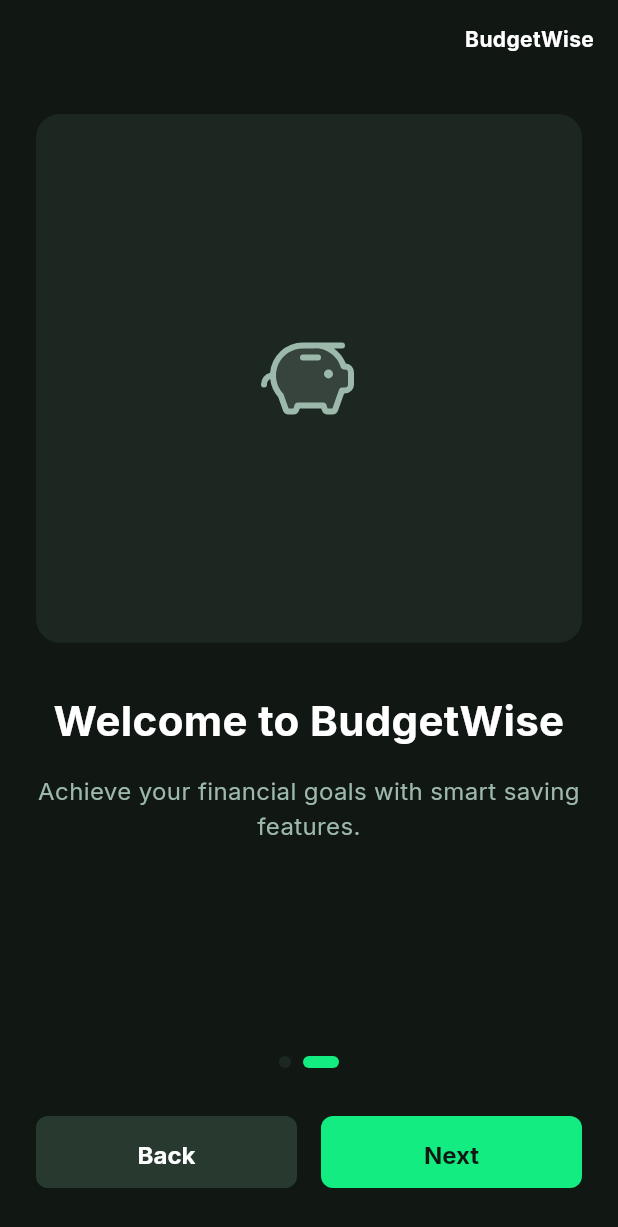
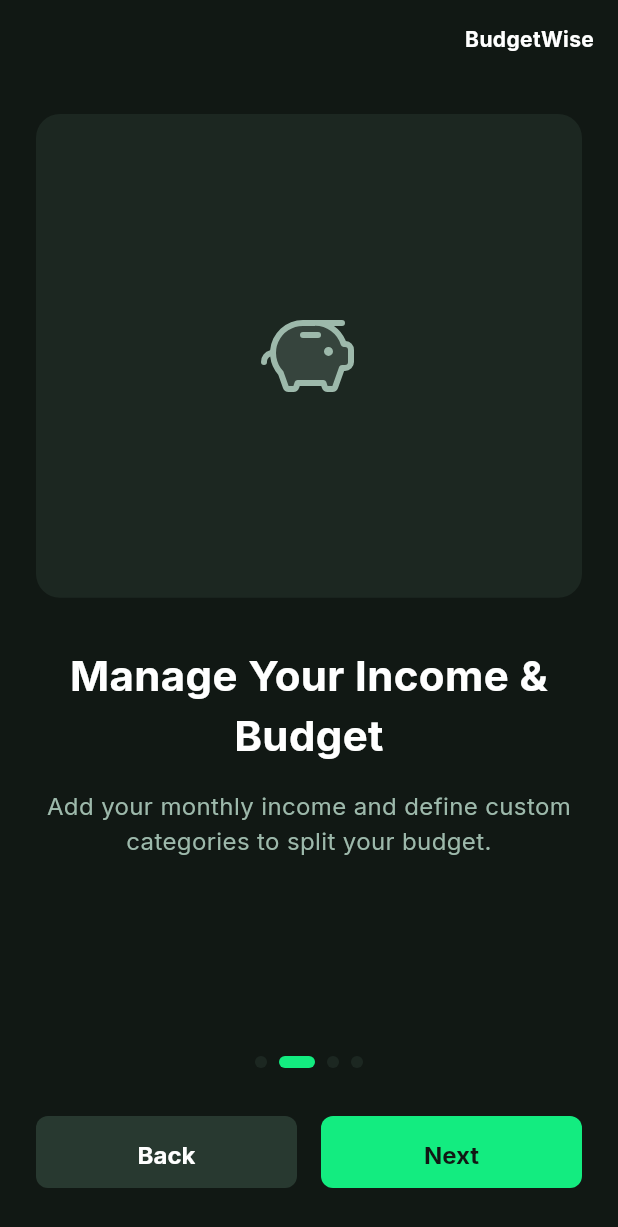
Before and after one commit to OmarAdel10/budget_wise, a Flutter app: the screen it shows after launch, after a tap on "Get Started", on a phone screen of 412 x 824 dp. Shown: the top 1227 px of the screen. Run offline on Flutter 3.47's test engine with Material 3 defaults, Android fonts, the phone set to English and light mode, and no system bars; our stand-ins replace google_fonts, phosphor_flutter.

Commit message:
feat: added income setup and category selection to onboarding

```diff
--- a/lib/l10n/app_en.arb
+++ b/lib/l10n/app_en.arb
@@ -50,9 +50,33 @@
   "notes": "Notes (optional)",
   "category": "Category",
   "onboardingTitle1": "Welcome to BudgetWise",
+  "onboardingTitle2": "Manage Your Income & Budget",
   "onboardingDesc1": "Take control of your finances with BudgetWise. Track your income, expenses, and savings effortlessly.",
-  "onboardingDesc2": "Achieve your financial goals with smart saving features.",
+  "onboardingDesc2": "Add your monthly income and define custom categories to split your budget.",
   "getStarted": "Get Started",
   "back": "Back",
-  "next": "Next"
+  "next": "Next",
+  "incomeSetupTitle": "Financial Profile",
+  "incomeSetupDesc": "Let's set up your income profile.",
+  "incomeAmountLabel": "Monthly Income",
+  "incomeSourceLabel": "Income Source",
+  "sourceWork": "Work",
+  "sourcePersonal": "Personal",
+  "sourceFreelance": "Freelance",
+  "sourceOther": "Other",
+  "categorySelectionTitle": "Select Categories",
+  "categorySelectionDesc": "Choose at least 3 categories to track.",
+  "errorSelectCategories": "Please select at least 3 categories.",
+  "catSmoking": "Smoking",
+  "catEating": "Eating",
+  "catTransport": "Transporting",
+  "catUtils": "Utilities",
+  "catDebts": "Debts",
+  "catInvestments": "Investments",
+  "catMobile": "Mobile Recharge",
+  "catRent": "Rent",
+  "catHealth": "Healthcare",
+  "catEntertainment": "Entertainment",
+  "catEducation": "Education",
+  "catGroceries": "Groceries"
 }
--- a/lib/l10n/app_localizations.dart
+++ b/lib/l10n/app_localizations.dart
@@ -380,6 +380,12 @@
   /// **'Welcome to BudgetWise'**
   String get onboardingTitle1;
 
+  /// No description provided for @onboardingTitle2.
+  ///
+  /// In en, this message translates to:
+  /// **'Manage Your Income & Budget'**
+  String get onboardingTitle2;
+
   /// No description provided for @onboardingDesc1.
   ///
   /// In en, this message translates to:
@@ -389,7 +395,7 @@
   /// No description provided for @onboardingDesc2.
   ///
   /// In en, this message translates to:
-  /// **'Achieve your financial goals with smart saving features.'**
+  /// **'Add your monthly income and define custom categories to split your budget.'**
   String get onboardingDesc2;
 
   /// No description provided for @getStarted.
@@ -409,6 +415,144 @@
   /// In en, this message translates to:
   /// **'Next'**
   String get next;
+
+  /// No description provided for @incomeSetupTitle.
+  ///
+  /// In en, this message translates to:
+  /// **'Financial Profile'**
+  String get incomeSetupTitle;
+
+  /// No description provided for @incomeSetupDesc.
+  ///
+  /// In en, this message translates to:
+  /// **'Let\'s set up your income profile.'**
+  String get incomeSetupDesc;
+
+  /// No description provided for @incomeAmountLabel.
+  ///
+  /// In en, this message translates to:
+  /// **'Monthly Income'**
+  String get incomeAmountLabel;
+
+  /// No description provided for @incomeSourceLabel.
+  ///
+  /// In en, this message translates to:
+  /// **'Income Source'**
+  String get incomeSourceLabel;
+
+  /// No description provided for @sourceWork.
+  ///
+  /// In en, this message translates to:
+  /// **'Work'**
+  String get sourceWork;
+
+  /// No description provided for @sourcePersonal.
+  ///
+  /// In en, this message translates to:
+  /// **'Personal'**
+  String get sourcePersonal;
+
+  /// No description provided for @sourceFreelance.
+  ///
+  /// In en, this message translates to:
+  /// **'Freelance'**
+  String get sourceFreelance;
+
+  /// No description provided for @sourceOther.
+  ///
+  /// In en, this message translates to:
+  /// **'Other'**
+  String get sourceOther;
+
+  /// No description provided for @categorySelectionTitle.
+  ///
+  /// In en, this message translates to:
+  /// **'Select Categories'**
+  String get categorySelectionTitle;
+
+  /// No description provided for @categorySelectionDesc.
+  ///
+  /// In en, this message translates to:
+  /// **'Choose at least 3 categories to track.'**
+  String get categorySelectionDesc;
+
+  /// No description provided for @errorSelectCategories.
+  ///
+  /// In en, this message translates to:
+  /// **'Please select at least 3 categories.'**
+  String get errorSelectCategories;
+
+  /// No description provided for @catSmoking.
+  ///
+  /// In en, this message translates to:
+  /// **'Smoking'**
+  String get catSmoking;
+
+  /// No description provided for @catEating.
+  ///
+  /// In en, this message translates to:
+  /// **'Eating'**
+  String get catEating;
+
+  /// No description provided for @catTransport.
+  ///
+  /// In en, this message translates to:
+  /// **'Transporting'**
+  String get catTransport;
+
+  /// No description provided for @catUtils.
+  ///
+  /// In en, this message translates to:
+  /// **'Utilities'**
+  String get catUtils;
+
+  /// No description provided for @catDebts.
+  ///
+  /// In en, this message translates to:
+  /// **'Debts'**
+  String get catDebts;
+
+  /// No description provided for @catInvestments.
+  ///
+  /// In en, this message translates to:
+  /// **'Investments'**
+  String get catInvestments;
+
+  /// No description provided for @catMobile.
+  ///
+  /// In en, this message translates to:
+  /// **'Mobile Recharge'**
+  String get catMobile;
+
+  /// No description provided for @catRent.
+  ///
+  /// In en, this message translates to:
+  /// **'Rent'**
+  String get catRent;
+
+  /// No description provided for @catHealth.
+  ///
+  /// In en, this message translates to:
+  /// **'Healthcare'**
+  String get catHealth;
+
+  /// No description provided for @catEntertainment.
+  ///
+  /// In en, this message translates to:
+  /// **'Entertainment'**
+  String get catEntertainment;
+
+  /// No description provided for @catEducation.
+  ///
+  /// In en, this message translates to:
+  /// **'Education'**
+  String get catEducation;
+
+  /// No description provided for @catGroceries.
+  ///
+  /// In en, this message translates to:
+  /// **'Groceries'**
+  String get catGroceries;
 }
 
 class _AppLocalizationsDelegate
--- a/lib/onboarding/view/screens/onboarding_screen.dart
+++ b/lib/onboarding/view/screens/onboarding_screen.dart
@@ -6,6 +6,8 @@
 import '../../../shared/widgets/custom_button.dart';
 import '../widgets/onboarding_page_widget.dart';
 import '../widgets/page_indicator_widget.dart';
+import '../widgets/income_setup_page.dart';
+import '../widgets/category_selection_page.dart';
 
 class OnboardingScreen extends StatefulWidget {
   const OnboardingScreen({super.key});
@@ -18,6 +20,11 @@
   final PageController _pageController = PageController();
   int _currentPage = 0;
 
+  // State for new pages
+  double _incomeAmount = 0.0;
+  String? _incomeSource;
+  List<String> _selectedCategories = [];
+
   @override
   void dispose() {
     _pageController.dispose();
@@ -25,17 +32,45 @@
   }
 
   void _nextPage() {
-    if (_currentPage < 1) {
+    if (_currentPage < 3) {
+       // Validation check before moving from Income Page (Page 2)
+       if (_currentPage == 2) {
+         if (_incomeAmount <= 0) {
+            ScaffoldMessenger.of(context).showSnackBar(
+              const SnackBar(content: Text('Please enter a valid income amount')),
+            );
+            return;
+         }
+         if (_incomeSource == null) {
+            ScaffoldMessenger.of(context).showSnackBar(
+               const SnackBar(content: Text('Please select an income source')),
+            );
+            return;
+         }
+       }
+
       _pageController.nextPage(
         duration: const Duration(milliseconds: 300),
         curve: Curves.easeInOut,
       );
     } else {
-      // Navigate to Auth or Main Screen
-      // Navigator.pushReplacementNamed(context, '/login');
-      // For now, since we don't have routes set up, we'll just log it.
-      debugPrint("Navigate to Login");
+      // Final Validation (Category Selection - Page 3)
+      if (_selectedCategories.length < 3) {
+         ScaffoldMessenger.of(context).showSnackBar(
+           SnackBar(content: Text(AppLocalizations.of(context)!.errorSelectCategories)),
+         );
+         return;
+      }
+      _finishOnboarding();
     }
+  }
+
+  void _finishOnboarding() {
+     // TODO: Save state (_incomeAmount, _incomeSource, _selectedCategories)
+     // Navigate to Auth or Main Screen
+     debugPrint("Onboarding Completed!");
+     debugPrint("Income: $_incomeAmount, Source: $_incomeSource");
+     debugPrint("Categories: $_selectedCategories");
   }
 
   void _previousPage() {
@@ -54,9 +89,9 @@
       body: SafeArea(
         child: Column(
           children: [
-            Align(
+            Align( // Top Bar / Logo Area
               alignment: Alignment.centerRight,
-              child: Padding(
+               child: Padding(
                 padding: const EdgeInsets.all(AppSpacing.md),
                 child: Text(
                   l10n.appTitle,
@@ -70,6 +105,7 @@
             Expanded(
               child: PageView(
                 controller: _pageController,
+                physics: const NeverScrollableScrollPhysics(), // Disable swipe to enforce next button validation
                 onPageChanged: (index) {
                   setState(() {
                     _currentPage = index;
@@ -82,16 +118,24 @@
                     placeholderIcon: PhosphorIcons.chartBar(PhosphorIconsStyle.duotone),
                   ),
                   OnboardingPageWidget(
-                    title: l10n.onboardingTitle1, // Reusing title? Or should we have a second one?
-                    // Plan didn't specify second title details, using generic for now or same.
-                    // Design analysis says "Welcome to BudgetWise" for screen 1.
-                    // Screen 2 usually has different text. Let's use existing strings.
-                    // Changed in ARB to have title 1. Detailed analysis of screen 2 png is needed.
-                    // Screen 2 png view analysis: "Welcome to BudgetWise" also?
-                    // Let's assume dynamic for now. The ARB has onboardingDesc2.
-                    // I will use Title 1 for both if no Title 2 is provided, or add a generic Title 2.
+                    title: l10n.onboardingTitle2,
                     description: l10n.onboardingDesc2,
                     placeholderIcon: PhosphorIcons.piggyBank(PhosphorIconsStyle.duotone),
+                  ),
+                  IncomeSetupPage(
+                    onDataChanged: (amount, source) {
+                      setState(() {
+                        _incomeAmount = amount;
+                        _incomeSource = source;
+                      });
+                    },
+                  ),
+                  CategorySelectionPage(
+                    onSelectionChanged: (categories) {
+                      setState(() {
+                        _selectedCategories = categories;
+                      });
+                    },
                   ),
                 ],
               ),
@@ -101,10 +145,11 @@
               child: Column(
                 children: [
                   PageIndicatorWidget(
-                    count: 2,
+                    count: 4,
                     currentPage: _currentPage,
                   ),
                   const SizedBox(height: AppSpacing.xl),
+                  // Button Logic
                   if (_currentPage == 0)
                     CustomButton(
                       text: l10n.getStarted,
@@ -123,7 +168,7 @@
                         const SizedBox(width: AppSpacing.md),
                         Expanded(
                           child: CustomButton(
-                            text: l10n.next,
+                            text: _currentPage == 3 ? l10n.getStarted : l10n.next,
                             onPressed: _nextPage,
                           ),
                         ),
--- /dev/null
+++ b/lib/onboarding/view/widgets/category_selection_page.dart
@@ -0,0 +1,145 @@
+import 'package:flutter/material.dart';
+import 'package:budget_wise/l10n/app_localizations.dart';
+import 'package:phosphor_flutter/phosphor_flutter.dart';
+import '../../../shared/constants/colors.dart';
+import '../../../shared/constants/spacing.dart';
+import '../../../shared/constants/text_styles.dart';
+
+class CategorySelectionPage extends StatefulWidget {
+  final Function(List<String> selectedCategories) onSelectionChanged;
+
+  const CategorySelectionPage({super.key, required this.onSelectionChanged});
+
+  @override
+  State<CategorySelectionPage> createState() => _CategorySelectionPageState();
+}
+
+class _CategorySelectionPageState extends State<CategorySelectionPage> {
+  final List<String> _selectedCategories = [];
+
+  // Map of category keys to icons
+  final Map<String, IconData> _categoryIcons = {
+    'catSmoking': PhosphorIconsRegular.fire,
+    'catEating': PhosphorIconsRegular.forkKnife,
+    'catTransport': PhosphorIconsRegular.car,
+    'catUtils': PhosphorIconsRegular.lightbulb,
+    'catDebts': PhosphorIconsRegular.creditCard,
+    'catInvestments': PhosphorIconsRegular.chartLineUp,
+    'catMobile': PhosphorIconsRegular.phone,
+    'catRent': PhosphorIconsRegular.house,
+    'catHealth': PhosphorIconsRegular.firstAid,
+    'catEntertainment': PhosphorIconsRegular.filmSlate,
+    'catEducation': PhosphorIconsRegular.graduationCap,
+    'catGroceries': PhosphorIconsRegular.shoppingCart,
+  };
+
+  void _toggleCategory(String categoryKey) {
+    setState(() {
+      if (_selectedCategories.contains(categoryKey)) {
+        _selectedCategories.remove(categoryKey);
+      } else {
+        _selectedCategories.add(categoryKey);
+      }
+      widget.onSelectionChanged(_selectedCategories);
+    });
+  }
+
+  String _getLocalizedCategoryName(BuildContext context, String key) {
+    final l10n = AppLocalizations.of(context)!;
+    switch (key) {
+      case 'catSmoking': return l10n.catSmoking;
+      case 'catEating': return l10n.catEating;
+      case 'catTransport': return l10n.catTransport;
+      case 'catUtils': return l10n.catUtils;
+      case 'catDebts': return l10n.catDebts;
+      case 'catInvestments': return l10n.catInvestments;
+      case 'catMobile': return l10n.catMobile;
+      case 'catRent': return l10n.catRent;
+      case 'catHealth': return l10n.catHealth;
+      case 'catEntertainment': return l10n.catEntertainment;
+      case 'catEducation': return l10n.catEducation;
+      case 'catGroceries': return l10n.catGroceries;
+      default: return key;
+    }
+  }
+
+  @override
+  Widget build(BuildContext context) {
+    final l10n = AppLocalizations.of(context)!;
+
+    return Padding(
+      padding: const EdgeInsets.all(AppSpacing.lg),
+      child: Column(
+        children: [
+          const SizedBox(height: AppSpacing.xl),
+          Text(
+            l10n.categorySelectionTitle,
+            style: AppTextStyles.heading1,
+            textAlign: TextAlign.center,
+          ),
+          const SizedBox(height: AppSpacing.md),
+          Text(
+            l10n.categorySelectionDesc,
+            style: AppTextStyles.bodyLarge.copyWith(color: AppColors.textSecondary),
+            textAlign: TextAlign.center,
+          ),
+          const SizedBox(height: AppSpacing.lg),
+          Expanded(
+            child: GridView.builder(
+              itemCount: _categoryIcons.length,
+              gridDelegate: const SliverGridDelegateWithFixedCrossAxisCount(
+                crossAxisCount: 3,
+                crossAxisSpacing: AppSpacing.md,
+                mainAxisSpacing: AppSpacing.md,
+                childAspectRatio: 0.85,
+              ),
+              itemBuilder: (context, index) {
+                final categoryKey = _categoryIcons.keys.elementAt(index);
+                final icon = _categoryIcons[categoryKey]!;
+                final isSelected = _selectedCategories.contains(categoryKey);
+
+                return GestureDetector(
+                  onTap: () => _toggleCategory(categoryKey),
+                  child: AnimatedContainer(
+                    duration: const Duration(milliseconds: 200),
+                    decoration: BoxDecoration(
+                      color: isSelected ? AppColors.primaryAccent.withValues(alpha: 0.2) : AppColors.cardBackground,
+                      borderRadius: BorderRadius.circular(AppSpacing.radiusMd),
+                      border: Border.all(
+                        color: isSelected ? AppColors.primaryAccent : AppColors.borderColor,
+                        width: isSelected ? 2 : 1,
+                      ),
+                    ),
+                    child: Column(
+                      mainAxisAlignment: MainAxisAlignment.center,
+                      children: [
+                        Icon(
+                          icon,
+                          size: 32,
+                          color: isSelected ? AppColors.primaryAccent : AppColors.textSecondary,
+                        ),
+                        const SizedBox(height: AppSpacing.sm),
+                        Padding(
+                          padding: const EdgeInsets.symmetric(horizontal: 4.0),
+                          child: Text(
+                            _getLocalizedCategoryName(context, categoryKey),
+                            textAlign: TextAlign.center,
+                            style: AppTextStyles.bodyMedium.copyWith(
+                              color: isSelected ? AppColors.textPrimary : AppColors.textSecondary,
+                              fontWeight: isSelected ? FontWeight.bold : FontWeight.normal,
+                              fontSize: 12,
+                            ),
+                          ),
+                        ),
+                      ],
+                    ),
+                  ),
+                );
+              },
+            ),
+          ),
+        ],
+      ),
+    );
+  }
+}
--- /dev/null
+++ b/lib/onboarding/view/widgets/income_setup_page.dart
@@ -0,0 +1,130 @@
+import 'package:flutter/material.dart';
+import 'package:budget_wise/l10n/app_localizations.dart';
+import '../../../shared/constants/colors.dart';
+import '../../../shared/constants/spacing.dart';
+import '../../../shared/constants/text_styles.dart';
+import '../../../shared/widgets/custom_text_field.dart';
+
+class IncomeSetupPage extends StatefulWidget {
+  final Function(double amount, String source) onDataChanged;
+
+  const IncomeSetupPage({super.key, required this.onDataChanged});
+
+  @override
+  State<IncomeSetupPage> createState() => _IncomeSetupPageState();
+}
+
+class _IncomeSetupPageState extends State<IncomeSetupPage> {
+  final TextEditingController _amountController = TextEditingController();
+  final List<String> _incomeSources = ['Work', 'Personal', 'Freelance', 'Other'];
+  String? _selectedSource;
+
+  @override
+  void initState() {
+    super.initState();
+    _amountController.addListener(_updateData);
+  }
+
+  @override
+  void dispose() {
+    _amountController.dispose();
+    super.dispose();
+  }
+
+  void _updateData() {
+    final amount = double.tryParse(_amountController.text) ?? 0.0;
+    if (_selectedSource != null) {
+      widget.onDataChanged(amount, _selectedSource!);
+    }
+  }
+
+  // Helper to get localized source name
+  String _getLocalizedSource(BuildContext context, String sourceKey) {
+    final l10n = AppLocalizations.of(context)!;
+    switch (sourceKey) {
+      case 'Work': return l10n.sourceWork;
+      case 'Personal': return l10n.sourcePersonal;
+      case 'Freelance': return l10n.sourceFreelance;
+      case 'Other': return l10n.sourceOther;
+      default: return sourceKey;
+    }
+  }
+
+  @override
+  Widget build(BuildContext context) {
+    final l10n = AppLocalizations.of(context)!;
+
+    return Padding(
+      padding: const EdgeInsets.all(AppSpacing.lg),
+      child: Column(
+        crossAxisAlignment: CrossAxisAlignment.start, // Align to start
+        children: [
+          const SizedBox(height: AppSpacing.xl),
+          Center( // Center Title
+            child: Text(
+              l10n.incomeSetupTitle,
+              style: AppTextStyles.heading1,
+              textAlign: TextAlign.center,
+            ),
+          ),
+          const SizedBox(height: AppSpacing.md),
+          Center(
+              child: Text(
+            l10n.incomeSetupDesc,
+            style: AppTextStyles.bodyLarge.copyWith(color: AppColors.textSecondary),
+            textAlign: TextAlign.center,
+          )),
+          const SizedBox(height: AppSpacing.xl * 2),
+
+          // Amount Input
+          Text(l10n.incomeAmountLabel, style: AppTextStyles.bodyLarge.copyWith(fontWeight: FontWeight.bold)),
+          const SizedBox(height: AppSpacing.sm),
+          CustomTextField(
+            hintText: "0.00",
+            controller: _amountController,
+            keyboardType: const TextInputType.numberWithOptions(decimal: true),
+            suffixIcon: const Icon(Icons.attach_money, color: AppColors.textSecondary),
+          ),
+
+          const SizedBox(height: AppSpacing.lg),
+
+          // Source Selection
+          Text(l10n.incomeSourceLabel, style: AppTextStyles.bodyLarge.copyWith(fontWeight: FontWeight.bold)),
+          const SizedBox(height: AppSpacing.sm),
+          Wrap(
+            spacing: AppSpacing.sm,
+            runSpacing: AppSpacing.sm,
+            children: _incomeSources.map((source) {
+              final isSelected = _selectedSource == source;
+              return ChoiceChip(
+                label: Text(
+                  _getLocalizedSource(context, source),
+                  style: TextStyle(
+                    color: isSelected ? AppColors.textInverse : AppColors.textPrimary,
+                    fontWeight: isSelected ? FontWeight.bold : FontWeight.normal,
+                  ),
+                ),
+                selected: isSelected,
+                onSelected: (selected) {
+                  setState(() {
+                    _selectedSource = selected ? source : null;
+                    _updateData();
+                  });
+                },
+                selectedColor: AppColors.primaryAccent,
+                backgroundColor: AppColors.cardBackground,
+                shape: RoundedRectangleBorder(
+                  borderRadius: BorderRadius.circular(AppSpacing.radiusFull),
+                  side: BorderSide(
+                    color: isSelected ? AppColors.primaryAccent : AppColors.borderColor,
+                  ),
+                ),
+                checkmarkColor: AppColors.textInverse,
+              );
+            }).toList(),
+          ),
+        ],
+      ),
+    );
+  }
+}
```
Also changed, not shown: lib/l10n/app_ar.arb (+26 -2 lines), lib/l10n/app_localizations_ar.dart (+73 -1 lines), lib/l10n/app_localizations_en.dart (+73 -1 lines).
